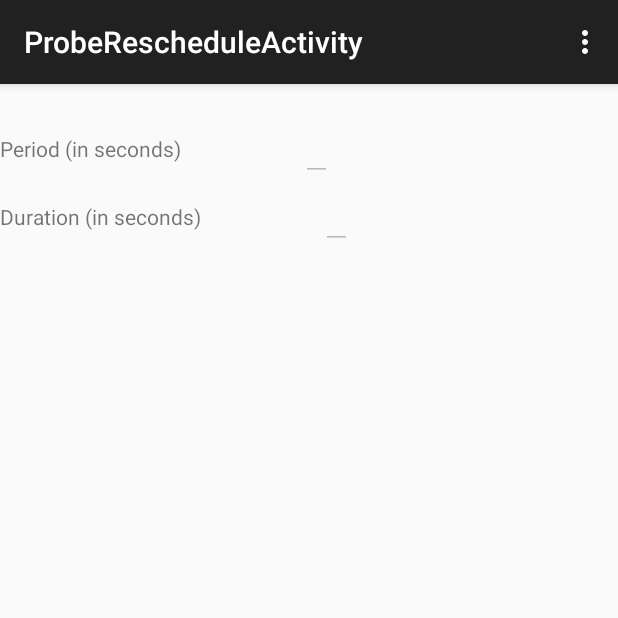
After one commit to kimkilho/SCDC, an Android app: the ProbeRescheduleActivity screen opened directly, with no data from a screen before it, on a phone screen of 412 x 824 dp, the top half of it. The commit adds this screen. Run offline under Robolectric (Android 15) with nearby library versions, the phone set to English and light mode, and no system bars; 5 statements that could not run were skipped.

Commit message:
Add ProbeReschedule activity but not working properly

```diff
--- /dev/null
+++ b/app/src/main/java/kr/ac/snu/imlab/ohpclient/ProbeRescheduleActivity.java
@@ -0,0 +1,121 @@
+package kr.ac.snu.imlab.ohpclient;
+
+import android.content.ComponentName;
+import android.content.Intent;
+import android.content.ServiceConnection;
+import android.os.IBinder;
+import android.support.v7.app.ActionBarActivity;
+import android.os.Bundle;
+import android.view.Menu;
+import android.view.MenuItem;
+
+import android.os.Handler;
+import android.widget.EditText;
+import android.widget.TextView;
+import android.widget.Toast;
+
+import com.google.gson.Gson;
+import com.google.gson.JsonParser;
+
+import edu.mit.media.funf.FunfManager;
+import edu.mit.media.funf.Schedule;
+import edu.mit.media.funf.json.IJsonObject;
+import edu.mit.media.funf.pipeline.BasicPipeline;
+import edu.mit.media.funf.probe.Probe;
+
+
+public class ProbeRescheduleActivity extends ActionBarActivity {
+    public static final String PIPELINE_NAME = "default";
+
+    private Handler handler;
+    private FunfManager funfManager = null;
+    private BasicPipeline pipeline = null;
+
+    private Probe probe;
+    private String probeClassName;
+    IJsonObject probeConfig;
+
+    TextView probeName;
+    EditText probeInterval;
+    EditText probeDuration;
+
+    private ServiceConnection funfManagerConn = new ServiceConnection() {
+        @Override
+        public void onServiceConnected(ComponentName name, IBinder service) {
+            funfManager = ((FunfManager.LocalBinder)service).getManager();
+            Gson gson = funfManager.getGson();
+            pipeline = (BasicPipeline)funfManager.getRegisteredPipeline(PIPELINE_NAME);
+        }
+
+        @Override
+        public void onServiceDisconnected(ComponentName name) {
+            funfManager = null;
+        }
+    };
+
+
+    @Override
+    protected void onCreate(Bundle savedInstanceState) {
+        super.onCreate(savedInstanceState);
+        setContentView(R.layout.activity_probe_reschedule);
+
+        Intent rescheduleIntent = getIntent();
+        JsonParser jp = new JsonParser();
+
+        probeName = (TextView)findViewById(R.id.probe_name);
+        probeInterval = (EditText)findViewById(R.id.probe_interval);
+        probeDuration = (EditText)findViewById(R.id.probe_duration);
+
+        probeConfig = (IJsonObject)jp.parse(rescheduleIntent.getStringExtra
+                ("PROBE"));
+        probeName.setText(probeClassName);
+        probeInterval.setEnabled(false);
+        probeDuration.setEnabled(false);
+
+        if (pipeline.isEnabled()) {
+            // TODO: Do I need the following line?
+            funfManager.requestData(pipeline, probeConfig.get("@type"), null);
+            Schedule probeSchedule = funfManager.getDataRequestSchedule(probeConfig, pipeline);
+            probeInterval.setText(probeSchedule.getInterval().toString());
+            probeDuration.setText(probeSchedule.getDuration().toString());
+
+            // The forms are editable only if the probe is checked as enabled
+            if (rescheduleIntent.getBooleanExtra("IS_ENABLED", false)) {
+                probeInterval.setEnabled(true);
+                probeDuration.setEnabled(true);
+            }
+        } else {
+            Toast.makeText(getBaseContext(), "Pipeline is not enabled.",
+                    Toast.LENGTH_SHORT).show();
+        }
+
+        // Bind to the service, to create the connection with FunfManager
+        bindService(new Intent(this, FunfManager.class), funfManagerConn,
+                BIND_AUTO_CREATE);
+    }
+
+
+
+
+    @Override
+    public boolean onCreateOptionsMenu(Menu menu) {
+        // Inflate the menu; this adds items to the action bar if it is present.
+        getMenuInflater().inflate(R.menu.menu_probe_reschedule, menu);
+        return true;
+    }
+
+    @Override
+    public boolean onOptionsItemSelected(MenuItem item) {
+        // Handle action bar item clicks here. The action bar will
+        // automatically handle clicks on the Home/Up button, so long
+        // as you specify a parent activity in AndroidManifest.xml.
+        int id = item.getItemId();
+
+        //noinspection SimplifiableIfStatement
+        if (id == R.id.action_settings) {
+            return true;
+        }
+
+        return super.onOptionsItemSelected(item);
+    }
+}
--- /dev/null
+++ b/app/src/main/res/layout/activity_probe_reschedule.xml
@@ -0,0 +1,48 @@
+<LinearLayout xmlns:android="http://schemas.android.com/apk/res/android"
+                xmlns:tools="http://schemas.android.com/tools"
+                android:layout_width="match_parent"
+                android:layout_height="match_parent"
+                android:orientation="vertical"
+                tools:context="kr.ac.snu.imlab.ohpclient.ProbeRescheduleActivity">
+
+    <TextView android:id="@+id/probe_name"
+        android:text="Probe name"
+        android:layout_width="wrap_content"
+        android:layout_height="wrap_content"/>
+
+    <LinearLayout
+        android:layout_width="fill_parent"
+        android:layout_height="wrap_content"
+        android:orientation="horizontal" >
+
+        <TextView
+            android:text="Period (in seconds)"
+            android:layout_width="wrap_content"
+            android:layout_height="wrap_content" />
+
+        <EditText android:id="@+id/probe_interval"
+            android:layout_width="wrap_content"
+            android:layout_height="wrap_content"
+            android:layout_marginLeft="80dp"
+            android:numeric="integer" />
+    </LinearLayout>
+
+    <LinearLayout
+        android:layout_width="fill_parent"
+        android:layout_height="wrap_content"
+        android:orientation="horizontal" >
+
+        <TextView
+            android:text="Duration (in seconds)"
+            android:layout_width="wrap_content"
+            android:layout_height="wrap_content" />
+
+        <EditText android:id="@+id/probe_duration"
+            android:layout_width="wrap_content"
+            android:layout_height="wrap_content"
+            android:layout_marginLeft="80dp"
+            android:numeric="integer" />
+    </LinearLayout>
+
+
+</LinearLayout>
--- /dev/null
+++ b/app/src/main/res/menu/menu_probe_reschedule.xml
@@ -0,0 +1,9 @@
+<menu xmlns:android="http://schemas.android.com/apk/res/android"
+      xmlns:app="http://schemas.android.com/apk/res-auto"
+      xmlns:tools="http://schemas.android.com/tools"
+      tools:context="kr.ac.snu.imlab.ohpclient.ProbeRescheduleActivity">
+    <item android:id="@+id/action_settings"
+          android:title="@string/action_settings"
+          android:orderInCategory="100"
+          app:showAsAction="never"/>
+</menu>
--- /dev/null
+++ b/app/src/main/res/values-w820dp/dimens.xml
@@ -0,0 +1,6 @@
+<resources>
+    <!-- Example customization of dimensions originally defined in res/values/dimens.xml
+         (such as screen margins) for screens with more than 820dp of available width. This
+         would include 7" and 10" devices in landscape (~960dp and ~1280dp respectively). -->
+    <dimen name="activity_horizontal_margin">64dp</dimen>
+</resources>
```
Also changed, not shown: app/src/main/AndroidManifest.xml (+43 -26 lines), app/src/main/java/kr/ac/snu/imlab/ohpclient/LaunchActivity.java (+36 -22 lines), app/src/main/res/layout/activity_launch.xml (+26 -21 lines), app/src/main/res/values/strings.xml (+12 -8 lines).
